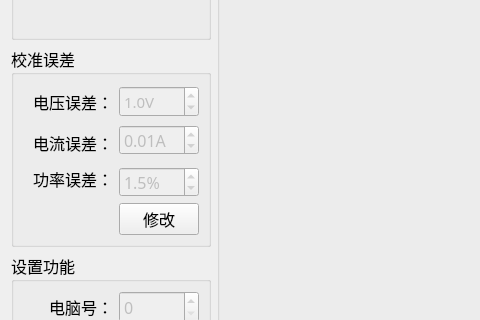
ChinaClever/ScalePoint, file IMM-CalibrateTool/IMM-CalibrateTool/setups/setup_mainwid.ui: the form before one commit; both pictures show x 0 to 480 and y 201 to 521 of the 1024 by 737 pixel window.
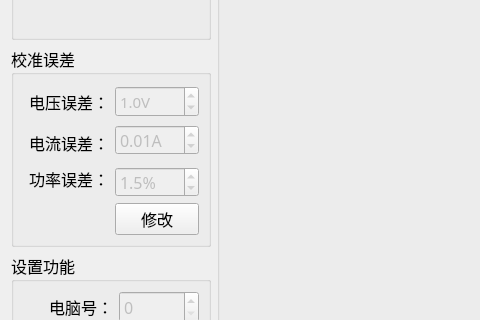
The form after the commit.

Commit message: bs更改电压上限

What changed in the file:
```diff
--- a/IMM-CalibrateTool/IMM-CalibrateTool/setups/setup_mainwid.ui
+++ b/IMM-CalibrateTool/IMM-CalibrateTool/setups/setup_mainwid.ui
@@ -159,7 +159,7 @@
          <number>1</number>
         </property>
         <property name="maximum">
-         <double>2.000000000000000</double>
+         <double>100.000000000000000</double>
         </property>
         <property name="value">
          <double>1.000000000000000</double>
@@ -203,7 +203,7 @@
          <number>2</number>
         </property>
         <property name="maximum">
-         <double>1.000000000000000</double>
+         <double>100.000000000000000</double>
         </property>
         <property name="singleStep">
          <double>0.010000000000000</double>
```
The commit also changes 2 other files.
